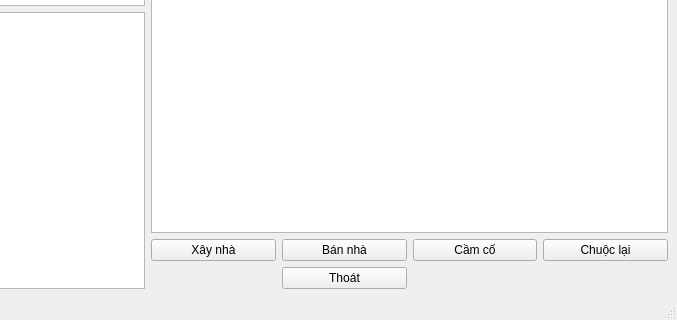
Old version of the form Comporated_sourcecode/propertymanager.ui in the repository ChocoOreal/Monopoly; both pictures show x 123 to 800 and y 280 to 600 of the 800 by 600 pixel window.
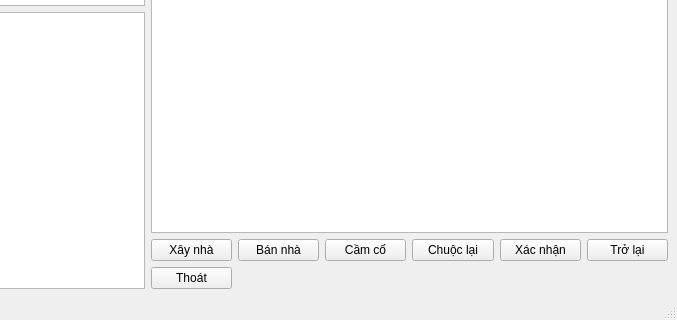
New version of the form.

The edit to the form file:
```diff
--- a/Comporated_sourcecode/propertymanager.ui
+++ b/Comporated_sourcecode/propertymanager.ui
@@ -32,41 +32,97 @@
       </item>
       <item>
        <layout class="QGridLayout" name="gridLayout_2">
-        <item row="1" column="2">
-         <widget class="QPushButton" name="mortgageButton">
-          <property name="text">
-           <string>Cầm cố</string>
-          </property>
-         </widget>
-        </item>
         <item row="1" column="1">
          <widget class="QPushButton" name="sellButton">
+          <property name="sizePolicy">
+           <sizepolicy hsizetype="Expanding" vsizetype="Fixed">
+            <horstretch>0</horstretch>
+            <verstretch>0</verstretch>
+           </sizepolicy>
+          </property>
           <property name="text">
            <string>Bán nhà</string>
           </property>
          </widget>
         </item>
+        <item row="1" column="2">
+         <widget class="QPushButton" name="mortgageButton">
+          <property name="sizePolicy">
+           <sizepolicy hsizetype="Expanding" vsizetype="Fixed">
+            <horstretch>0</horstretch>
+            <verstretch>0</verstretch>
+           </sizepolicy>
+          </property>
+          <property name="text">
+           <string>Cầm cố</string>
+          </property>
+         </widget>
+        </item>
+        <item row="1" column="5">
+         <widget class="QPushButton" name="backButton">
+          <property name="sizePolicy">
+           <sizepolicy hsizetype="Expanding" vsizetype="Fixed">
+            <horstretch>0</horstretch>
+            <verstretch>0</verstretch>
+           </sizepolicy>
+          </property>
+          <property name="text">
+           <string>Trở lại</string>
+          </property>
+         </widget>
+        </item>
         <item row="1" column="0">
          <widget class="QPushButton" name="buildButton">
+          <property name="sizePolicy">
+           <sizepolicy hsizetype="Expanding" vsizetype="Fixed">
+            <horstretch>0</horstretch>
+            <verstretch>0</verstretch>
+           </sizepolicy>
+          </property>
           <property name="text">
            <string>Xây nhà</string>
           </property>
          </widget>
         </item>
-        <item row="2" column="1">
-         <widget class="QPushButton" name="exitButton">
+        <item row="1" column="4">
+         <widget class="QPushButton" name="confirmButton">
+          <property name="sizePolicy">
+           <sizepolicy hsizetype="Expanding" vsizetype="Fixed">
+            <horstretch>0</horstretch>
+            <verstretch>0</verstretch>
+           </sizepolicy>
+          </property>
           <property name="text">
-           <string>Thoát</string>
+           <string>Xác nhận</string>
           </property>
          </widget>
         </item>
         <item row="1" column="3">
          <widget class="QPushButton" name="redeemButton">
+          <property name="sizePolicy">
+           <sizepolicy hsizetype="Expanding" vsizetype="Fixed">
+            <horstretch>0</horstretch>
+            <verstretch>0</verstretch>
+           </sizepolicy>
+          </property>
           <property name="text">
            <string>Chuộc lại</string>
           </property>
          </widget>
         </item>
+        <item row="2" column="0">
+         <widget class="QPushButton" name="exitButton">
+          <property name="sizePolicy">
+           <sizepolicy hsizetype="Expanding" vsizetype="Fixed">
+            <horstretch>0</horstretch>
+            <verstretch>0</verstretch>
+           </sizepolicy>
+          </property>
+          <property name="text">
+           <string>Thoát</string>
+          </property>
+         </widget>
+        </item>
        </layout>
       </item>
      </layout>
```
